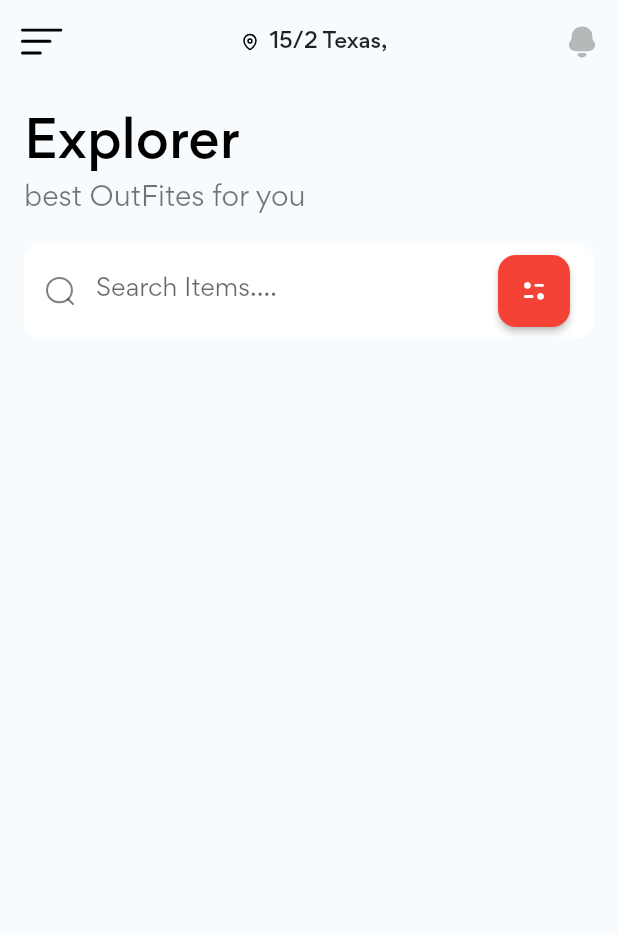
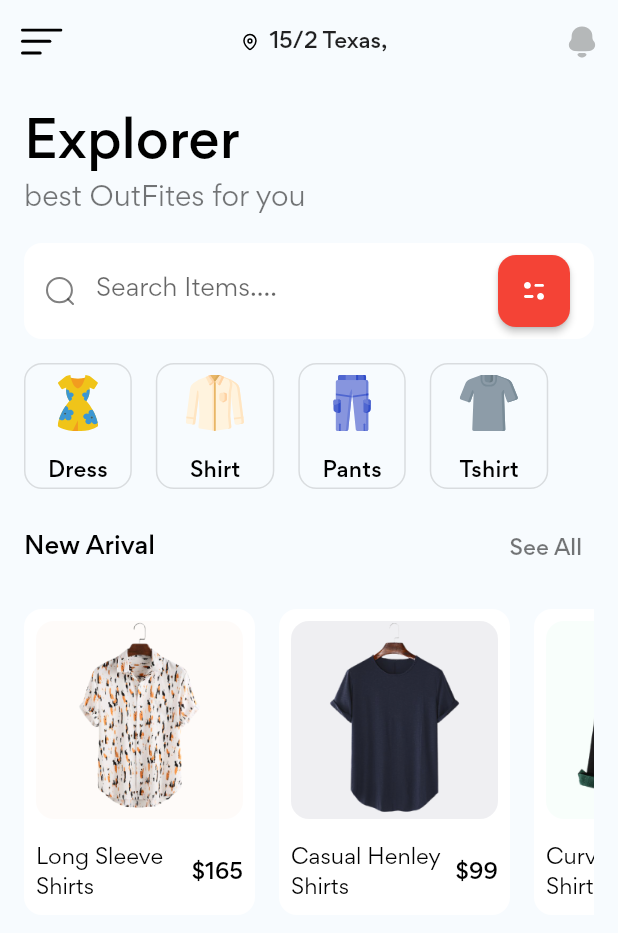
Before and after one commit to khuram2025/core, a Flutter app: the screen it shows after launch, on a phone screen of 412 x 824 dp. Shown: the top 933 px of the screen. Run offline on Flutter 3.47's test engine with Material 2 defaults, Android fonts, the phone set to English and light mode, and no system bars; our stand-ins replace fl_chart, flutter_svg, get.

Commit message:
final till product page

```diff
--- a/lib/mobile_shop/components/categories.dart
+++ b/lib/mobile_shop/components/categories.dart
@@ -1,10 +1,58 @@
+import 'package:core/mobile_shop/models/Category.dart';
+import 'package:core/responsive_email/constanats.dart';
 import 'package:flutter/material.dart';
+import 'package:flutter_svg/flutter_svg.dart';
 
 class Categories extends StatelessWidget {
   const Categories({Key? key}) : super(key: key);
 
   @override
   Widget build(BuildContext context) {
-    return Container();
+    return SizedBox(
+      height: 84,
+      child: ListView.separated(
+          itemBuilder: (context, index) => CategoryCard(
+            title: demo_categories[index].title,
+            icon: demo_categories[index].icon,
+            press: (){},
+          ),
+          scrollDirection: Axis.horizontal,
+          separatorBuilder: (context, index) => SizedBox(width: defaultPadding,),
+          itemCount: demo_categories.length)
+    );
   }
 }
+
+
+class CategoryCard extends StatelessWidget {
+  const CategoryCard({Key? key,
+    required this.icon,
+    required this.title,
+    required this.press}) : super(key: key);
+
+   final String icon, title;
+   final VoidCallback press;
+  @override
+  Widget build(BuildContext context) {
+    return OutlinedButton(
+        onPressed: (){},
+        style: OutlinedButton.styleFrom(
+          shape:  RoundedRectangleBorder(
+            borderRadius: BorderRadius.all(Radius.circular(defaultBorderRadius))
+          )
+        ),
+        child: Column(
+          children: [
+            Padding(
+              padding: const EdgeInsets.symmetric(
+                  vertical: defaultPadding / 2,
+                  horizontal: defaultPadding / 4),
+              child: SvgPicture.asset(icon),
+            ),
+            SizedBox(height: defaultPadding/2,),
+            Text(title, style: Theme.of(context).textTheme.subtitle2,)
+
+          ],
+        ));
+  }
+}
--- a/lib/mobile_shop/components/new_arrival_products.dart
+++ b/lib/mobile_shop/components/new_arrival_products.dart
@@ -1,3 +1,7 @@
+import 'package:core/mobile_shop/components/product_card.dart';
+import 'package:core/mobile_shop/components/section_title.dart';
+import 'package:core/mobile_shop/models/Product.dart';
+import 'package:core/responsive_email/constanats.dart';
 import 'package:flutter/material.dart';
 
 class NewArivalProducts extends StatelessWidget {
@@ -5,6 +9,37 @@ class NewArivalProducts extends StatelessWidget {
 
   @override
   Widget build(BuildContext context) {
-    return Container();
+    return Column(
+      children: [
+        Padding(
+          padding: const EdgeInsets.symmetric(vertical: defaultPadding),
+          child: SectionTitle(
+            title: "New Arival",
+            pressSeeAll: (){},
+          ),
+        ),
+        SingleChildScrollView(
+          scrollDirection: Axis.horizontal,
+          physics: BouncingScrollPhysics(
+            parent: AlwaysScrollableScrollPhysics()
+          ),
+          child: Row(
+            children: List.generate(
+                demo_product.length,
+                    (index) => Padding(
+                      padding: const EdgeInsets.only(right: defaultPadding),
+                      child: ProductCard(
+                        bgColor: demo_product[index].bgColor,
+                        title: demo_product[index].title,
+                        image: demo_product[index].image,
+                        price: demo_product[index].price,
+                        press: (){},
+
+                      ),
+                    )),
+          ),
+        )
+      ],
+    );
   }
 }
--- /dev/null
+++ b/lib/mobile_shop/components/product_card.dart
@@ -0,0 +1,55 @@
+import 'package:core/dashboard/constants/constants.dart';
+import 'package:core/responsive_email/constanats.dart';
+import 'package:flutter/material.dart';
+
+class ProductCard extends StatelessWidget {
+  const ProductCard({Key? key,
+    required this.image,
+    required this.title,
+    required this.press,
+    required this.price,
+    required this.bgColor}) : super(key: key);
+
+  final String image, title;
+  final VoidCallback press;
+  final int price;
+  final Color bgColor;
+
+  @override
+  Widget build(BuildContext context) {
+    return GestureDetector(
+      onTap: press,
+      child: Container(
+        width: 154,
+        padding: const EdgeInsets.all(defaultPadding / 2),
+        decoration: BoxDecoration(
+          color: Colors.white,
+          borderRadius: BorderRadius.all(Radius.circular(defaultBorderRadius))
+        ),
+        child: Column(
+
+          children: [
+            Container(
+              width: double.infinity,
+              decoration: BoxDecoration(
+                color: bgColor,
+                borderRadius: BorderRadius.all(Radius.circular(defaultBorderRadius)),
+              ),
+              child: Image.asset(image, height: 132,),
+            ),
+            SizedBox(height: defaultPadding,),
+            Row(children: [
+              Expanded(child: Text(title, style: const TextStyle(color: Colors.black) )),
+              SizedBox(width: defaultPadding/4,),
+              Text("\$" + price.toString(),
+                  style: Theme.of(context).textTheme.subtitle2
+              )
+            ],)
+
+          ],
+        ),
+
+      ),
+    );
+  }
+}
--- /dev/null
+++ b/lib/mobile_shop/components/section_title.dart
@@ -0,0 +1,25 @@
+import 'package:flutter/material.dart';
+
+
+class SectionTitle extends StatelessWidget {
+  const SectionTitle({Key? key,
+
+    required this.title,
+    required this.pressSeeAll}) : super(key: key);
+
+  final String title;
+  final VoidCallback pressSeeAll;
+  @override
+  Widget build(BuildContext context) {
+    return Row(
+      mainAxisAlignment: MainAxisAlignment.spaceBetween,
+      children: [
+        Text(title, style: Theme.of(context).textTheme.subtitle1!.copyWith(
+          color: Colors.black,
+          fontWeight: FontWeight.w500,
+        ),),
+        TextButton(onPressed: pressSeeAll, child: Text("See All", style: TextStyle(color: Colors.black54)))
+      ],
+    );
+  }
+}
--- /dev/null
+++ b/lib/mobile_shop/models/Category.dart
@@ -0,0 +1,24 @@
+class Category {
+  final String icon, title;
+
+  Category({required this.icon, required this.title});
+}
+
+List<Category> demo_categories = [
+  Category(
+    icon: "assets/icons/dress.svg",
+    title: "Dress",
+  ),
+  Category(
+    icon: "assets/icons/shirt.svg",
+    title: "Shirt",
+  ),
+  Category(
+    icon: "assets/icons/pants.svg",
+    title: "Pants",
+  ),
+  Category(
+    icon: "assets/icons/Tshirt.svg",
+    title: "Tshirt",
+  ),
+];
--- /dev/null
+++ b/lib/mobile_shop/models/Product.dart
@@ -0,0 +1,40 @@
+import 'package:flutter/material.dart';
+
+class Product {
+  final String image, title;
+  final int price;
+  final Color bgColor;
+
+  Product({
+    required this.image,
+    required this.title,
+    required this.price,
+    this.bgColor = const Color(0xFFEFEFF2),
+  });
+}
+
+List<Product> demo_product = [
+  Product(
+    image: "assets/images/product_0.png",
+    title: "Long Sleeve Shirts",
+    price: 165,
+    bgColor: const Color(0xFFFEFBF9),
+  ),
+  Product(
+    image: "assets/images/product_1.png",
+    title: "Casual Henley Shirts",
+    price: 99,
+  ),
+  Product(
+    image: "assets/images/product_2.png",
+    title: "Curved Hem Shirts",
+    price: 180,
+    bgColor: const Color(0xFFF8FEFB),
+  ),
+  Product(
+    image: "assets/images/product_3.png",
+    title: "Casual Nolin",
+    price: 149,
+    bgColor: const Color(0xFFEEEEED),
+  ),
+];
```
